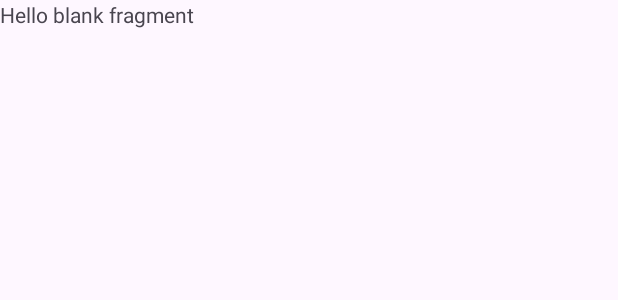
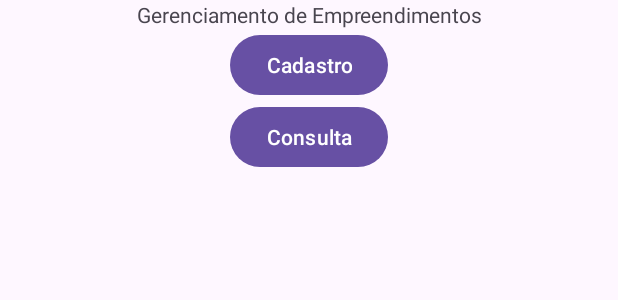
Before and after one commit to LucasDRo/ControleDeEstoque, an Android app: the layout fragment_empreendimento.xml on its own in the app's theme, with its tools: preview values and no code run, on a phone screen of 412 x 824 dp. Shown: the top 300 px of the screen. Run offline under Robolectric (Android 15) with nearby library versions, the light colour scheme and no system bars.

Commit message:
começando

```diff
--- a/app/src/main/res/layout/fragment_empreendimento.xml
+++ b/app/src/main/res/layout/fragment_empreendimento.xml
@@ -5,10 +5,28 @@
     android:layout_height="match_parent"
     tools:context=".ui.empreendimento.empreendimentoFrag">
 
-    <!-- TODO: Update blank fragment layout -->
-    <TextView
+    <LinearLayout
         android:layout_width="match_parent"
-        android:layout_height="match_parent"
-        android:text="@string/hello_blank_fragment" />
+        android:layout_height="wrap_content"
+        android:orientation="vertical"
+        android:gravity="center">
+
+        <TextView
+            android:layout_width="match_parent"
+            android:layout_height="wrap_content"
+            android:text="Gerenciamento de Empreendimentos"
+            android:textAlignment="center"/>
+        <Button
+            android:textAlignment="center"
+            android:layout_width="wrap_content"
+            android:layout_height="match_parent"
+            android:text="Cadastro"/>
+        <Button
+            android:textAlignment="center"
+            android:layout_width="wrap_content"
+            android:layout_height="match_parent"
+            android:text="Consulta"/>
+
+    </LinearLayout>
 
 </FrameLayout>
```
